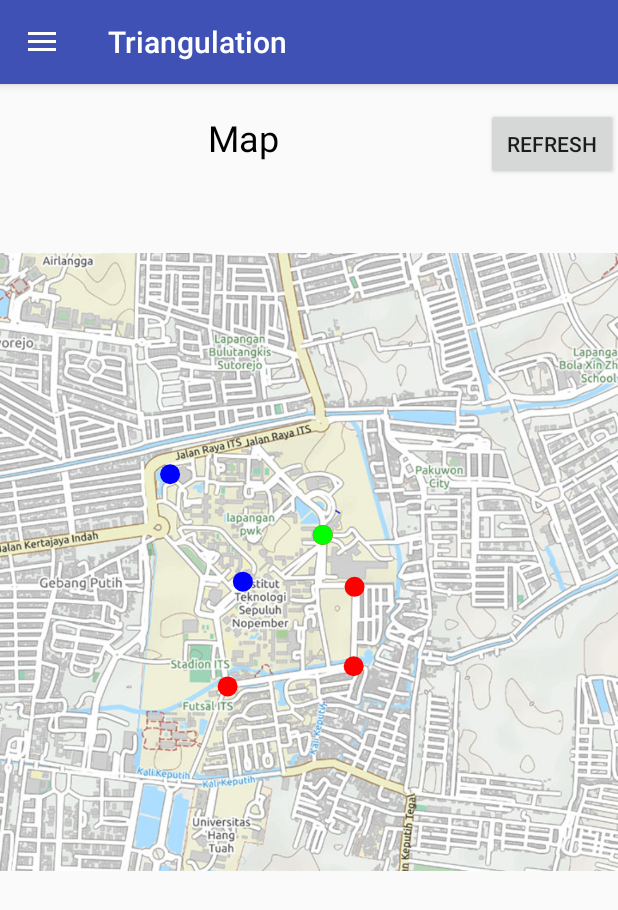
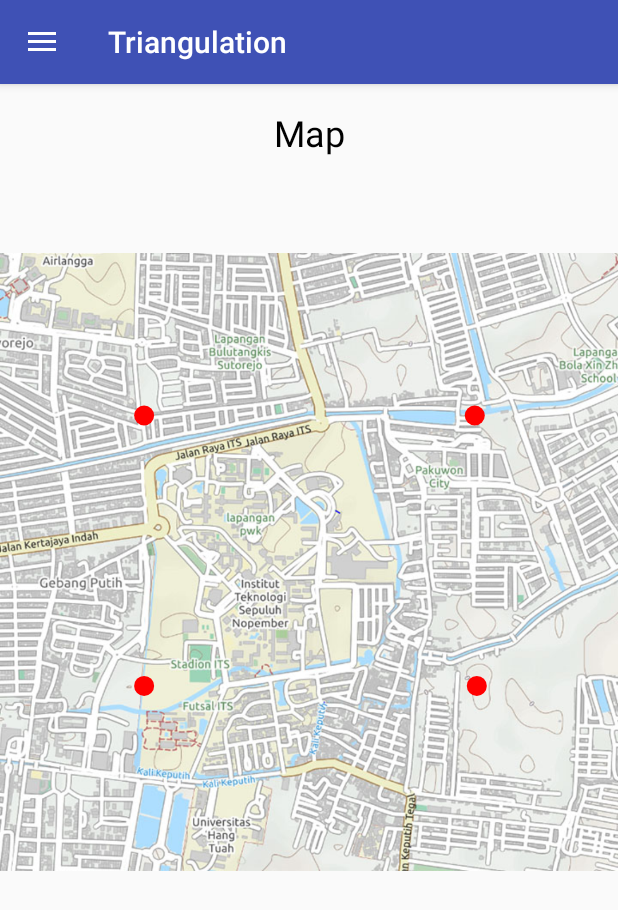
Before and after one commit to lucassusanto/android-triangulation, an Android app: the screen it shows after launch (MainActivity), in the side drawer, after a tap on "Map", on a phone screen of 412 x 824 dp. Shown: the top 910 px of the screen. Run offline under Robolectric (Android 15) with nearby library versions, the phone set to English and light mode, and no system bars; 6 statements that could not run were skipped.

Commit message:
basically everything's done

```diff
--- a/examplesync/src/main/java/com/felhr/serialportexamplesync/MapFragment.java
+++ b/examplesync/src/main/java/com/felhr/serialportexamplesync/MapFragment.java
@@ -11,28 +11,21 @@ import android.view.ViewGroup;
 import android.widget.Button;
 import android.widget.Toast;
 
+import com.felhr.serialportexamplesync.views.CustomView;
+
 import java.lang.ref.WeakReference;
 import java.util.List;
 
 public class MapFragment extends Fragment {
     private WeakReference mActivity;
-    private View mapView;
-
-    private Button btnRefresh;
+    private CustomView mapView;
 
     @Nullable
     @Override
     public View onCreateView(LayoutInflater inflater, @Nullable ViewGroup container, @Nullable Bundle savedInstanceState) {
         View view = inflater.inflate(R.layout.fragment_map, container, false);
 
-        btnRefresh = view.findViewById(R.id.btnRefresh);
-        btnRefresh.setOnClickListener(new View.OnClickListener(){
-            @Override
-            public void onClick(View v) {
-                MapFragment.this.updateMap();
-                Toast.makeText((MainActivity) mActivity.get(), "Map was updated!", Toast.LENGTH_SHORT).show();
-            }
-        });
+        mapView = view.findViewById(R.id.cv_map);
 
         return view;
     }
@@ -43,41 +36,14 @@ public class MapFragment extends Fragment {
         mActivity = new WeakReference(context);
     }
 
-    @Override
-    public void onResume() {
-        super.onResume();
-        updateMap();
+    // Update Map Section
+
+    public void updateMyPosition(Device device) {
+        mapView.updateMyPosition(device);
     }
 
-    // Update Map Section
-
-    public void updateMap() {
-        // 1. Get all devices
-        // 2. Draw position
-    }
-
-    private class UpdateTask extends AsyncTask<Integer, Integer, String> {
-        // private List<Device> coordinates;
-        private List<Device> devicesList;
-
-        @Override
-        protected void onPreExecute() {
-            super.onPreExecute();
-        }
-
-        @Override
-        protected void onPostExecute(String s) {
-            super.onPostExecute(s);
-        }
-
-        @Override
-        protected void onProgressUpdate(Integer... values) {
-            super.onProgressUpdate(values);
-        }
-
-        @Override
-        protected String doInBackground(Integer... integers) {
-            return null;
-        }
+    public void updateDevicesPosition(List<Device> devices) {
+        mapView.updateDevicesPosition(devices);
+        Toast.makeText((MainActivity) mActivity.get(), "Map is updated!", Toast.LENGTH_SHORT).show();
     }
 }
--- a/examplesync/src/main/java/com/felhr/serialportexamplesync/views/CustomView.java
+++ b/examplesync/src/main/java/com/felhr/serialportexamplesync/views/CustomView.java
@@ -24,7 +24,7 @@ import java.util.ArrayList;
 import java.util.List;
 
 public class CustomView extends View {
-    WeakReference m; // DEBUG
+    // WeakReference m; // DEBUG
 
     double topleftY, topleftX, bottomleftY, toprightX;
     // top left: -7.26707, 112.78335
@@ -80,7 +80,7 @@ public class CustomView extends View {
     }
 
     private void init(Context context, @Nullable AttributeSet set) {
-        m = new WeakReference(context); // DEBUG
+        // m = new WeakReference(context); // DEBUG
 
         // Set constants
         topleftY = -7.26707;
@@ -105,19 +105,17 @@ public class CustomView extends View {
         // Set References Position
         refList = new ArrayList<Device>();
 
-        refList.add(new Device("REF1", -7.28635, 112.79364));
-        refList.add(new Device("REF2", -7.28545, 112.79934));
-        refList.add(new Device("REF3", -7.28192, 112.79938));
-        refList.add(new Device("REF4", -7.27961, 112.79794));
+        refList.add(new Device("REF1", -7.274298, 112.789866));
+        refList.add(new Device("REF2", -7.274298, 112.804815));
+        refList.add(new Device("REF3", -7.286327, 112.789866));
+        refList.add(new Device("REF4", -7.286327, 112.804906));
 
         // Set My Position
-        myDevice = new Device("TRI1", -7.27961, 112.79794); // TC
+        // myDevice = new Device("TRI1", -7.27961, 112.79794); // TC
+        myDevice = new Device("null", 0.0, 0.0);
 
         // Set Devices Position
         devicesList = new ArrayList<Device>();
-
-        devicesList.add(new Device("TRI3", -7.28169, 112.79433)); // Rektorat
-        devicesList.add(new Device("TRI4", -7.27691, 112.79104)); // Graha
 
         /*
         Toast.makeText((Context) m.get(),
@@ -151,11 +149,11 @@ public class CustomView extends View {
 
     // Drawing Methods
 
-    private void drawPin(Canvas canvas, List<Device> deviceList, Paint paint) {
-        int len = deviceList.size();
+    private void drawPin(Canvas canvas, List<Device> devices, Paint paint) {
+        int len = devices.size();
 
         for(int i = 0; i < len; i++) {
-            Device tmp = deviceList.get(i);
+            Device tmp = devices.get(i);
             double cx, cy, r;
 
             cx = (tmp.getLongitude() - topleftX) * scaleX;
@@ -175,4 +173,16 @@ public class CustomView extends View {
 
         canvas.drawCircle((float) cx, (float) cy, (float) r, mPaintMyDevice);
     }
+
+    // Public Methods
+
+    public void updateMyPosition(Device device) {
+        myDevice = device;
+        postInvalidate();
+    }
+
+    public void updateDevicesPosition(List<Device> devices) {
+        devicesList = devices;
+        postInvalidate();
+    }
 }
--- a/examplesync/src/main/res/layout/fragment_map.xml
+++ b/examplesync/src/main/res/layout/fragment_map.xml
@@ -21,14 +21,10 @@
             android:paddingBottom="16dp"
             android:textColor="@color/colorBlack"/>
 
-        <Button
-            android:id="@+id/btnRefresh"
-            android:layout_width="wrap_content"
-            android:layout_height="wrap_content"
-            android:text="Refresh"/>
     </LinearLayout>
 
     <com.felhr.serialportexamplesync.views.CustomView
+        android:id="@+id/cv_map"
         android:layout_width="match_parent"
         android:layout_height="300dp" />
 
--- a/examplesync/src/main/res/menu/menu_body.xml
+++ b/examplesync/src/main/res/menu/menu_body.xml
@@ -4,6 +4,10 @@
     tools:showIn="navigation_view">
 
     <group android:checkableBehavior="single">
+        <item
+            android:id="@+id/nav_console"
+            android:icon="@drawable/ic_console"
+            android:title="Console"/>
         <item android:id="@+id/nav_devices"
             android:icon="@drawable/ic_device"
             android:title="Devices"/>
@@ -13,10 +17,6 @@
         <item android:id="@+id/nav_identity"
             android:icon="@drawable/ic_identity"
             android:title="My Device"/>
-        <item
-            android:id="@+id/nav_console"
-            android:icon="@drawable/ic_console"
-            android:title="Console"/>
     </group>
 
 </menu>
```
Also changed, not shown: examplesync/src/main/java/com/felhr/serialportexamplesync/IdentityFragment.java (+4 -4 lines), examplesync/src/main/java/com/felhr/serialportexamplesync/MainActivity.java (+9 -7 lines), 1 other file.
